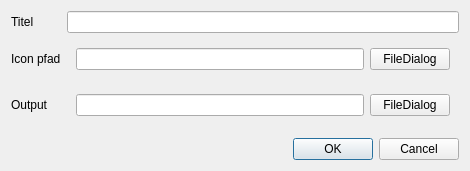
The window that res/regeltest_save.ui (jfeil/RegeltestCreator) describes before a commit, drawn with Qt 5.
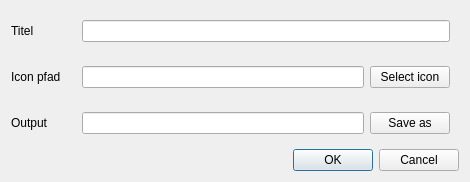
The same window after the commit.

```diff
--- a/res/regeltest_save.ui
+++ b/res/regeltest_save.ui
@@ -10,24 +10,13 @@
     <height>171</height>
    </rect>
   </property>
+  <property name="focusPolicy">
+   <enum>Qt::NoFocus</enum>
+  </property>
   <property name="windowTitle">
-   <string>Dialog</string>
+   <string>Save Regeltest</string>
   </property>
   <layout class="QGridLayout" name="gridLayout">
-   <item row="3" column="0">
-    <widget class="QLabel" name="label_3">
-     <property name="text">
-      <string>Output</string>
-     </property>
-    </widget>
-   </item>
-   <item row="1" column="0">
-    <widget class="QLabel" name="label_2">
-     <property name="text">
-      <string>Icon pfad</string>
-     </property>
-    </widget>
-   </item>
    <item row="0" column="0">
     <widget class="QLabel" name="label">
      <property name="text">
@@ -35,7 +24,14 @@
      </property>
     </widget>
    </item>
-   <item row="1" column="1">
+   <item row="3" column="0">
+    <widget class="QLabel" name="label_3">
+     <property name="text">
+      <string>Output</string>
+     </property>
+    </widget>
+   </item>
+   <item row="1" column="2">
     <widget class="QWidget" name="widget" native="true">
      <layout class="QHBoxLayout" name="horizontalLayout">
       <item>
@@ -44,24 +40,21 @@
       <item>
        <widget class="QPushButton" name="icon_edit_button">
         <property name="text">
-         <string>FileDialog</string>
+         <string>Select icon</string>
         </property>
        </widget>
       </item>
      </layout>
     </widget>
    </item>
-   <item row="5" column="0" colspan="2">
-    <widget class="QDialogButtonBox" name="buttonBox">
-     <property name="orientation">
-      <enum>Qt::Horizontal</enum>
-     </property>
-     <property name="standardButtons">
-      <set>QDialogButtonBox::Cancel|QDialogButtonBox::Ok</set>
+   <item row="1" column="0">
+    <widget class="QLabel" name="label_2">
+     <property name="text">
+      <string>Icon pfad</string>
      </property>
     </widget>
    </item>
-   <item row="3" column="1">
+   <item row="3" column="2">
     <widget class="QWidget" name="widget_2" native="true">
      <layout class="QHBoxLayout" name="horizontalLayout_2">
       <item>
@@ -70,16 +63,13 @@
       <item>
        <widget class="QPushButton" name="output_edit_button">
         <property name="text">
-         <string>FileDialog</string>
+         <string>Save as</string>
         </property>
        </widget>
       </item>
      </layout>
     </widget>
    </item>
-   <item row="0" column="1">
-    <widget class="QLineEdit" name="title_edit"/>
-   </item>
    <item row="4" column="0">
     <spacer name="verticalSpacer">
      <property name="orientation">
@@ -93,6 +83,28 @@
      </property>
     </spacer>
    </item>
+   <item row="5" column="0" colspan="3">
+    <widget class="QDialogButtonBox" name="buttonBox">
+     <property name="orientation">
+      <enum>Qt::Horizontal</enum>
+     </property>
+     <property name="standardButtons">
+      <set>QDialogButtonBox::Cancel|QDialogButtonBox::Ok</set>
+     </property>
+    </widget>
+   </item>
+   <item row="0" column="2">
+    <widget class="QWidget" name="widget_3" native="true">
+     <property name="focusPolicy">
+      <enum>Qt::StrongFocus</enum>
+     </property>
+     <layout class="QHBoxLayout" name="horizontalLayout_3">
+      <item>
+       <widget class="QLineEdit" name="title_edit"/>
+      </item>
+     </layout>
+    </widget>
+   </item>
   </layout>
  </widget>
  <resources/>
```
Left out of the diff: 24 changed lines with no effect on the pictures.
